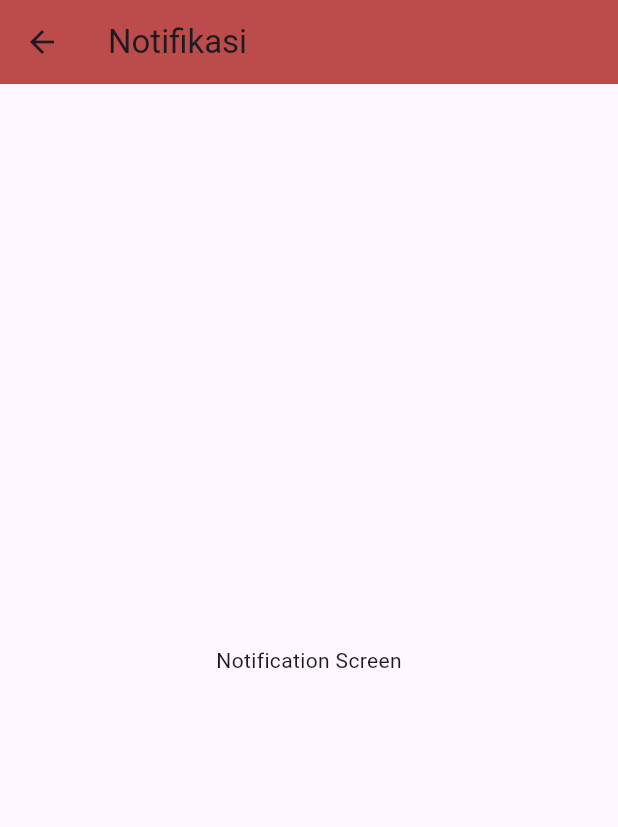
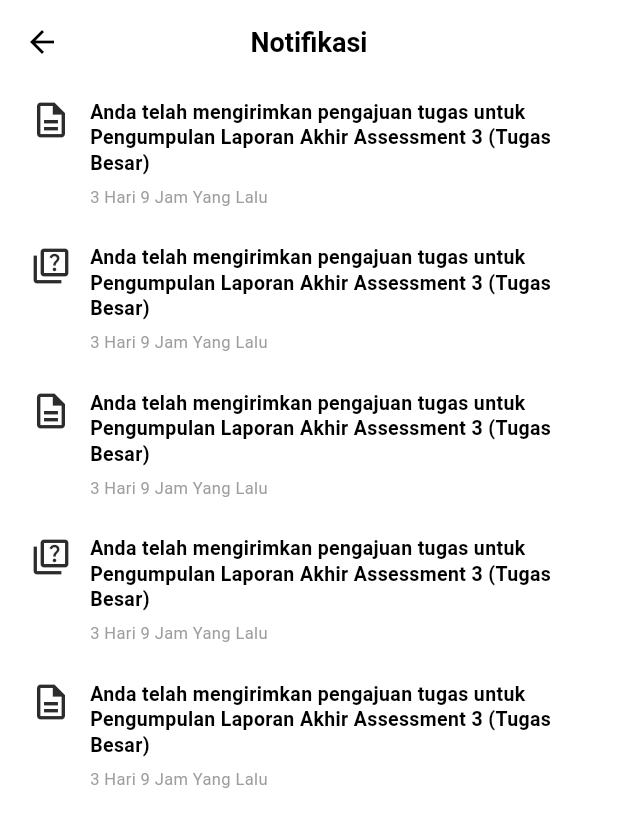
Before and after one commit to Yofaa123/Learning-Management-System, a Flutter app: the NotificationScreen screen opened directly, on a phone screen of 412 x 824 dp. Shown: the top 827 px of the screen. Run offline on Flutter 3.47's test engine with Material 3 defaults, Android fonts, the phone set to English and light mode, and no system bars.

Commit message:
menambahkan daftar item notifikasi di halaman notifikasi

```diff
--- a/lib/screens/notification/notification_screen.dart
+++ b/lib/screens/notification/notification_screen.dart
@@ -6,11 +6,95 @@ class NotificationScreen extends StatelessWidget {
   @override
   Widget build(BuildContext context) {
     return Scaffold(
+      backgroundColor: Colors.white,
       appBar: AppBar(
-        title: const Text('Notifikasi'),
-        backgroundColor: const Color(0xFFBC4B4B),
+        title: const Text(
+          'Notifikasi',
+          style: TextStyle(
+            color: Colors.black,
+            fontWeight: FontWeight.bold,
+            fontSize: 18,
+          ),
+        ),
+        centerTitle: true,
+        backgroundColor: Colors.white,
+        elevation: 0,
+        leading: IconButton(
+          icon: const Icon(Icons.arrow_back, color: Colors.black),
+          onPressed: () => Navigator.pop(context),
+        ),
       ),
-      body: const Center(child: Text('Notification Screen')),
+      body: ListView(
+        padding: const EdgeInsets.symmetric(horizontal: 20, vertical: 10),
+        children: [
+          _buildNotificationItem(
+            icon: Icons.description_outlined,
+            text: 'Anda telah mengirimkan pengajuan tugas untuk Pengumpulan Laporan Akhir Assessment 3 (Tugas Besar)',
+            time: '3 Hari 9 Jam Yang Lalu',
+          ),
+          _buildNotificationItem(
+            icon: Icons.quiz_outlined,
+            text: 'Anda telah mengirimkan pengajuan tugas untuk Pengumpulan Laporan Akhir Assessment 3 (Tugas Besar)',
+            time: '3 Hari 9 Jam Yang Lalu',
+          ),
+          _buildNotificationItem(
+            icon: Icons.description_outlined,
+            text: 'Anda telah mengirimkan pengajuan tugas untuk Pengumpulan Laporan Akhir Assessment 3 (Tugas Besar)',
+            time: '3 Hari 9 Jam Yang Lalu',
+          ),
+          _buildNotificationItem(
+            icon: Icons.quiz_outlined,
+            text: 'Anda telah mengirimkan pengajuan tugas untuk Pengumpulan Laporan Akhir Assessment 3 (Tugas Besar)',
+            time: '3 Hari 9 Jam Yang Lalu',
+          ),
+          _buildNotificationItem(
+            icon: Icons.description_outlined,
+            text: 'Anda telah mengirimkan pengajuan tugas untuk Pengumpulan Laporan Akhir Assessment 3 (Tugas Besar)',
+            time: '3 Hari 9 Jam Yang Lalu',
+          ),
+        ],
+      ),
+    );
+  }
+
+  Widget _buildNotificationItem({
+    required IconData icon,
+    required String text,
+    required String time,
+  }) {
+    return Container(
+      margin: const EdgeInsets.only(bottom: 24),
+      child: Row(
+        crossAxisAlignment: CrossAxisAlignment.start,
+        children: [
+          Icon(icon, size: 28, color: const Color(0xFF2C2C2C)),
+          const SizedBox(width: 12),
+          Expanded(
+            child: Column(
+              crossAxisAlignment: CrossAxisAlignment.start,
+              children: [
+                Text(
+                  text,
+                  style: const TextStyle(
+                    fontSize: 13, // Adjusted font size to match image look
+                    fontWeight: FontWeight.w600,
+                    color: Colors.black,
+                    height: 1.3,
+                  ),
+                ),
+                const SizedBox(height: 6),
+                Text(
+                  time,
+                  style: const TextStyle(
+                    fontSize: 11,
+                    color: Colors.grey,
+                  ),
+                ),
+              ],
+            ),
+          ),
+        ],
+      ),
     );
   }
 }
```
